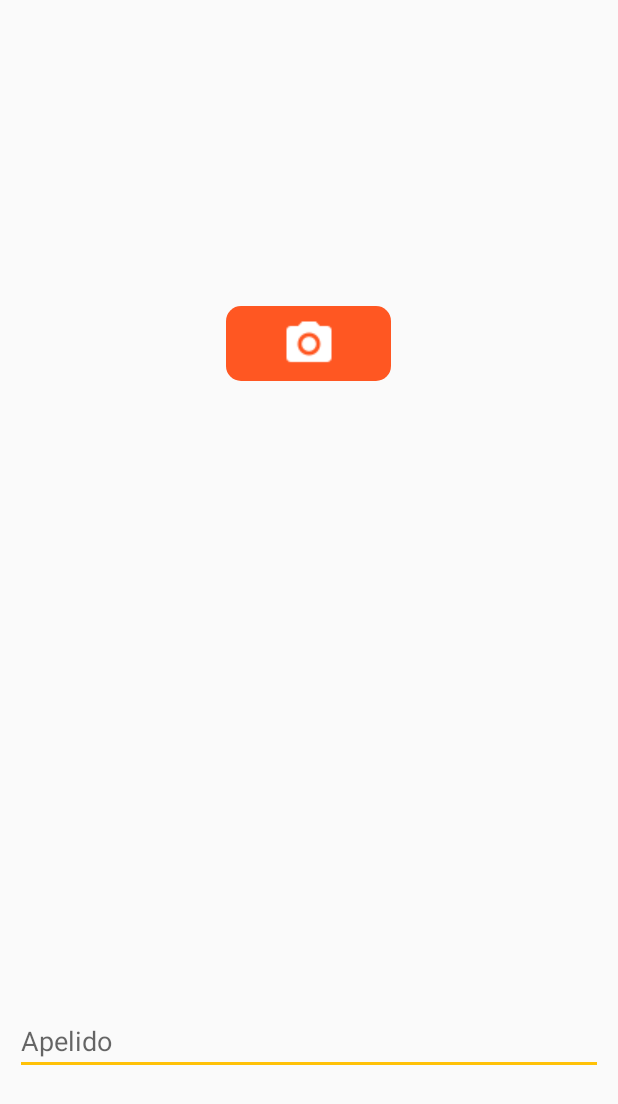
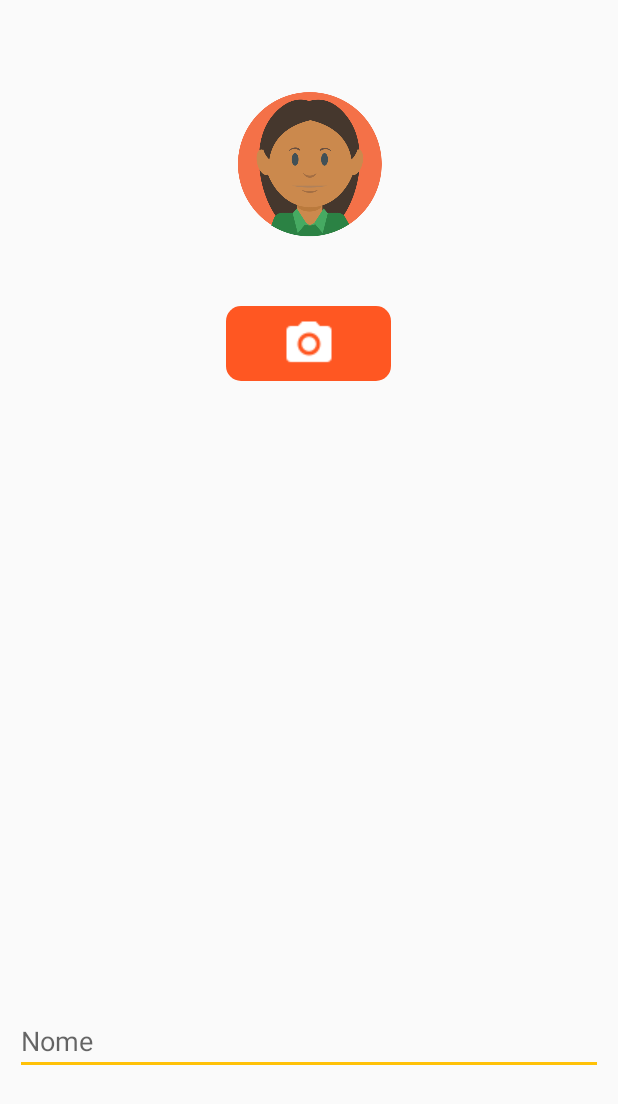
Before and after one commit to gabsouza/quem-e-quem-app, an Android app: the screen it shows after launch (TelaConfiguracoesCrianca), on a phone screen of 412 x 824 dp. Shown: the top 1104 px of the screen. Run offline under Robolectric (Android 15) with nearby library versions, the phone set to English and light mode, and no system bars.

Commit message:
fix erro de id

```diff
--- a/Aplicacao/app/src/main/java/com/example/gabriela/aplicacao/CustomSwip.java
+++ b/Aplicacao/app/src/main/java/com/example/gabriela/aplicacao/CustomSwip.java
@@ -2,6 +2,7 @@ package com.example.gabriela.aplicacao;
 
 import android.content.Context;
 import android.support.v4.view.PagerAdapter;
+import android.support.v4.view.ViewPager;
 import android.view.LayoutInflater;
 import android.view.View;
 import android.view.ViewGroup;
@@ -36,7 +37,7 @@ public class CustomSwip extends PagerAdapter {
     public Object instantiateItem(ViewGroup container, int position) {
         layoutInflater = (LayoutInflater) ctx.getSystemService(Context.LAYOUT_INFLATER_SERVICE);
         itemView = layoutInflater.inflate(R.layout.activity_custom_swip, container, false);
-        imageView = (ImageView) itemView.findViewById(R.id.viewPager);
+        imageView = (ImageView) itemView.findViewById(R.id.swip_image_view);
         imageView.setImageResource(recursoImagem[position]);
         container.addView(itemView);
 
--- a/Aplicacao/app/src/main/java/com/example/gabriela/aplicacao/TelaConfiguracoesCrianca.java
+++ b/Aplicacao/app/src/main/java/com/example/gabriela/aplicacao/TelaConfiguracoesCrianca.java
@@ -4,6 +4,8 @@ import android.app.Activity;
 import android.support.v4.view.ViewPager;
 import android.os.Bundle;
 import android.support.v7.widget.Toolbar;
+import android.widget.EditText;
+import android.widget.TextView;
 
 /**
  * Created by Gabriela on 24/08/2016.
@@ -11,6 +13,7 @@ import android.support.v7.widget.Toolbar;
 public class TelaConfiguracoesCrianca extends Activity {
     private ViewPager viewPager;
     private CustomSwip customSwip;
+    private EditText et_nome;
     private Toolbar toolbar;
 
     @Override
@@ -33,5 +36,6 @@ public class TelaConfiguracoesCrianca extends Activity {
     private void inicializaComponentes(){
        // toolbar = (Toolbar) findViewById(R.id.tb_principal);
         viewPager = (ViewPager)findViewById(R.id.viewPager);
+        et_nome = (EditText)findViewById(R.id.et_nome);
     }
 }
--- a/Aplicacao/app/src/main/res/layout/actitivity_configuracoes_crianca.xml
+++ b/Aplicacao/app/src/main/res/layout/actitivity_configuracoes_crianca.xml
@@ -17,10 +17,10 @@
     <EditText
         android:layout_width="match_parent"
         android:layout_height="wrap_content"
-        android:id="@+id/et_apelido"
+        android:id="@+id/et_nome"
         android:layout_gravity="bottom"
         android:layout_weight="7.10"
-        android:hint="Apelido"
+        android:hint="Nome"
         android:layout_alignParentBottom="true"
         android:layout_alignParentEnd="true"
         android:layout_marginBottom="97dp" />
--- a/Aplicacao/app/src/main/res/layout/activity_custom_swip.xml
+++ b/Aplicacao/app/src/main/res/layout/activity_custom_swip.xml
@@ -1,5 +1,5 @@
 <?xml version="1.0" encoding="utf-8"?>
-<LinearLayout xmlns:android="http://schemas.android.com/apk/res/android"
+<RelativeLayout xmlns:android="http://schemas.android.com/apk/res/android"
     android:orientation="vertical" android:layout_width="match_parent"
     android:layout_height="match_parent">
 
@@ -8,4 +8,4 @@
         android:layout_height="150dp"
         android:id = "@+id/swip_image_view" />
 
-</LinearLayout>
+</RelativeLayout>
```
